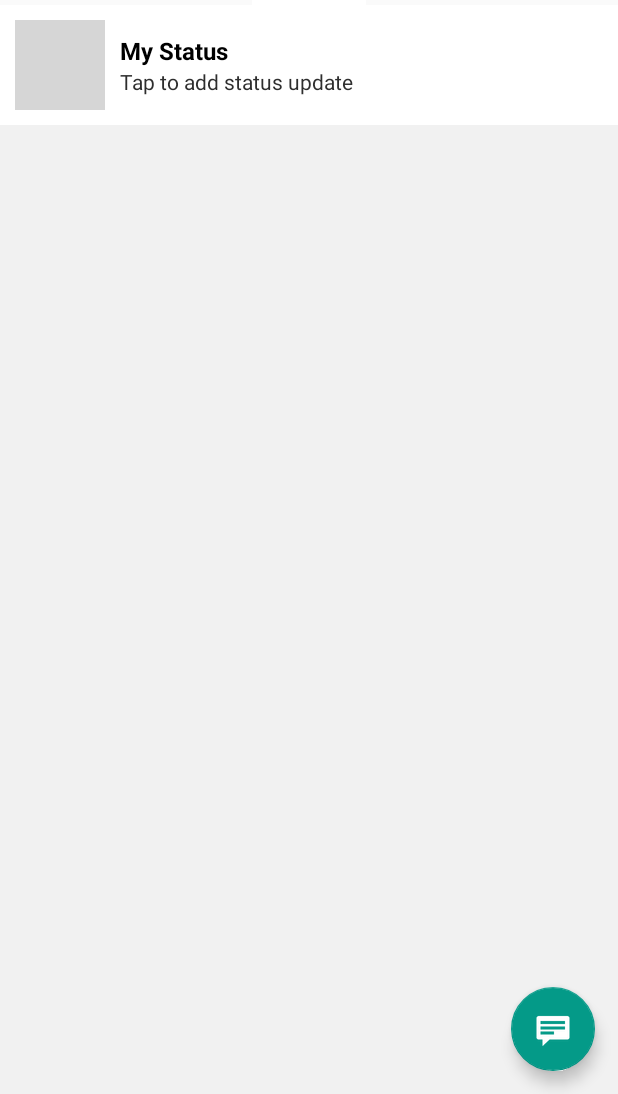
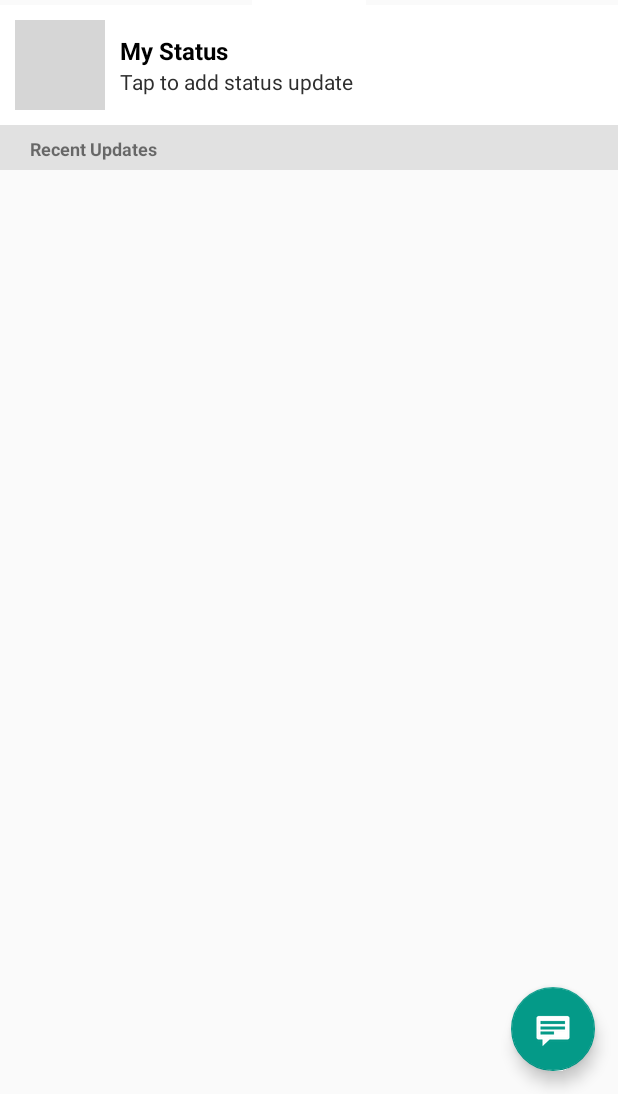
Before and after one commit to keithchad/WhatsApp-Clone, an Android app: the screen it shows after launch once a user with an empty profile is signed in (MainActivity), on a phone screen of 412 x 824 dp, the part 142-1236 px from its top. Run offline under Robolectric (Android 15) with nearby library versions, the light colour scheme and no system bars; our stand-ins replace CircleImageView, Firebase (no records; nobody signed in at launch, a user with empty details on screens opened directly), data binding; 2 statements that could not run were skipped; grey boxes are pictures that could not be loaded.

Commit message:
Status Layout

```diff
--- /dev/null
+++ b/app/src/main/java/com/chad/whatsappclone/Adapter/StatusAdapter.java
@@ -0,0 +1,4 @@
+package com.chad.whatsappclone.Adapter;
+
+public class StatusAdapter  {
+}
--- a/app/src/main/res/layout/fragment_status.xml
+++ b/app/src/main/res/layout/fragment_status.xml
@@ -1,11 +1,11 @@
 <?xml version="1.0" encoding="utf-8"?>
-<layout xmlns:android="http://schemas.android.com/apk/res/android"
+<layout xmlns:tools="http://schemas.android.com/tools"
+    xmlns:android="http://schemas.android.com/apk/res/android"
     xmlns:app="http://schemas.android.com/apk/res-auto">
 <LinearLayout xmlns:tools="http://schemas.android.com/tools"
     android:layout_width="match_parent"
     android:layout_height="match_parent"
     android:orientation="vertical"
-    android:background="#F1F1F1"
     tools:context=".Fragments.StatusFragment">
 
     <LinearLayout
@@ -82,6 +82,23 @@
 
     </LinearLayout>
 
+    <TextView
+        android:layout_width="match_parent"
+        android:layout_height="30dp"
+        android:text="@string/recent_updates"
+        android:paddingTop="7dp"
+        android:paddingLeft="20dp"
+        android:textSize="12sp"
+        android:textStyle="bold"
+        android:background="#E1E1E1"
+        android:paddingStart="20dp"
+        tools:ignore="RtlSymmetry" />
+
+    <androidx.recyclerview.widget.RecyclerView
+        android:id="@+id/recycler_view"
+        android:layout_width="match_parent"
+        android:layout_height="match_parent" />
+
 
 
 
--- a/app/src/main/res/values/strings.xml
+++ b/app/src/main/res/values/strings.xml
@@ -75,4 +75,6 @@
     <string name="audio">Audio</string>
     <string name="location">Location</string>
     <string name="contact">Contact</string>
+    <string name="recent_updates">Recent Updates</string>
+    <string name="time">28 minutes ago</string>
 </resources>
```
Also changed, not shown: app/src/main/res/layout/status_item.xml (+45 -5 lines).
